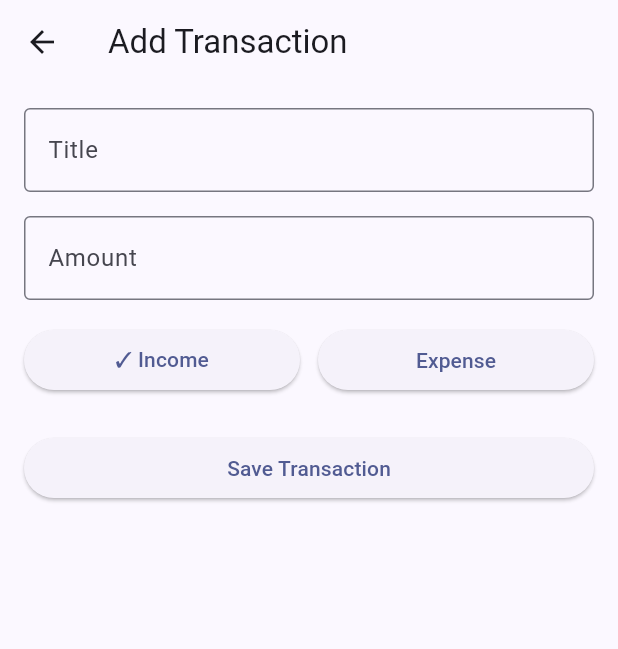
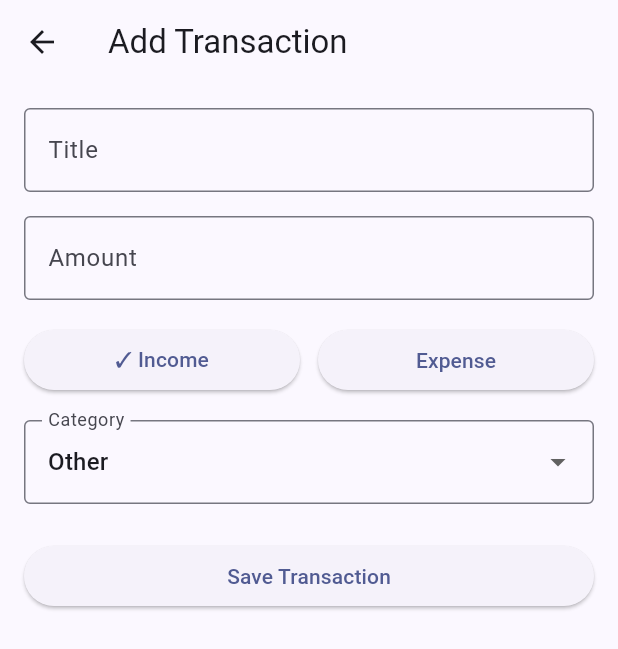
Before and after one commit to cansugedik/pocket_plan, a Flutter app: the screen it shows after launch, after a tap on the "add" icon, on a phone screen of 412 x 824 dp. Shown: the top 649 px of the screen. Run offline on Flutter 3.47's test engine with Material 3 defaults, Android fonts, the phone set to English and light mode, and no system bars; our stand-ins replace shared_preferences.

Commit message:
Add selectable income and expense categories

```diff
--- a/lib/screens/add_transaction_page.dart
+++ b/lib/screens/add_transaction_page.dart
@@ -1,4 +1,3 @@
-
 import 'package:flutter/material.dart';
 
 import '../model/transaction.dart';
@@ -6,20 +5,46 @@ import '../model/transaction.dart';
 class AddTransactionPage extends StatefulWidget {
   final Transaction? transaction;
 
-  const AddTransactionPage({
-    super.key,
-    this.transaction,
-  });
+  const AddTransactionPage({super.key, this.transaction});
 
   @override
-  State<AddTransactionPage> createState() =>
-      _AddTransactionPageState();
+  State<AddTransactionPage> createState() => _AddTransactionPageState();
 }
 
-class _AddTransactionPageState
-    extends State<AddTransactionPage> {
+class _AddTransactionPageState extends State<AddTransactionPage> {
+  static const incomeCategories = ['Salary', 'Freelance', 'Gift', 'Other'];
+  static const expenseCategories = [
+    'Food',
+    'Shopping',
+    'Transport',
+    'Bills',
+    'Health',
+    'Entertainment',
+    'Other',
+  ];
 
   bool isIncome = true;
+  String selectedCategory = 'Other';
+
+  List<String> get categories {
+    final options = isIncome ? incomeCategories : expenseCategories;
+    final original = widget.transaction;
+    if (original != null &&
+        original.isIncome == isIncome &&
+        !options.contains(original.category)) {
+      return [...options, original.category];
+    }
+    return options;
+  }
+
+  void changeType(bool value) {
+    setState(() {
+      isIncome = value;
+      if (!categories.contains(selectedCategory)) {
+        selectedCategory = 'Other';
+      }
+    });
+  }
 
   final titleController = TextEditingController();
   final amountController = TextEditingController();
@@ -32,9 +57,9 @@ class _AddTransactionPageState
 
     if (transaction != null) {
       titleController.text = transaction.title;
-      amountController.text =
-          transaction.amount.toString();
+      amountController.text = transaction.amount.toString();
       isIncome = transaction.isIncome;
+      selectedCategory = transaction.category;
     }
   }
 
@@ -51,16 +76,12 @@ class _AddTransactionPageState
 
     return Scaffold(
       appBar: AppBar(
-        title: Text(
-          isEditing
-              ? 'Edit Transaction'
-              : 'Add Transaction',
-        ),
+        title: Text(isEditing ? 'Edit Transaction' : 'Add Transaction'),
       ),
 
       body: Padding(
         padding: const EdgeInsets.all(16),
-        child: Column(
+        child: ListView(
           children: [
             TextField(
               controller: titleController,
@@ -74,8 +95,7 @@ class _AddTransactionPageState
 
             TextField(
               controller: amountController,
-              keyboardType:
-                  const TextInputType.numberWithOptions(
+              keyboardType: const TextInputType.numberWithOptions(
                 decimal: true,
               ),
               decoration: const InputDecoration(
@@ -91,13 +111,9 @@ class _AddTransactionPageState
                 Expanded(
                   child: ElevatedButton(
                     onPressed: () {
-                      setState(() {
-                        isIncome = true;
-                      });
+                      changeType(true);
                     },
-                    child: Text(
-                      isIncome ? '✓ Income' : 'Income',
-                    ),
+                    child: Text(isIncome ? '✓ Income' : 'Income'),
                   ),
                 ),
 
@@ -106,18 +122,36 @@ class _AddTransactionPageState
                 Expanded(
                   child: ElevatedButton(
                     onPressed: () {
-                      setState(() {
-                        isIncome = false;
-                      });
+                      changeType(false);
                     },
-                    child: Text(
-                      !isIncome
-                          ? '✓ Expense'
-                          : 'Expense',
-                    ),
+                    child: Text(!isIncome ? '✓ Expense' : 'Expense'),
                   ),
                 ),
               ],
+            ),
+
+            const SizedBox(height: 16),
+
+            DropdownButtonFormField<String>(
+              key: ValueKey(isIncome),
+              initialValue: selectedCategory,
+              decoration: const InputDecoration(
+                labelText: 'Category',
+                border: OutlineInputBorder(),
+              ),
+              items: categories
+                  .map(
+                    (category) => DropdownMenuItem(
+                      value: category,
+                      child: Text(category),
+                    ),
+                  )
+                  .toList(),
+              onChanged: (value) {
+                if (value != null) {
+                  setState(() => selectedCategory = value);
+                }
+              },
             ),
 
             const SizedBox(height: 24),
@@ -126,25 +160,19 @@ class _AddTransactionPageState
               width: double.infinity,
               child: ElevatedButton(
                 onPressed: () {
-                  final title =
-                      titleController.text.trim();
+                  final title = titleController.text.trim();
 
                   final amount = double.tryParse(
-                    amountController.text
-                        .trim()
-                        .replaceAll(',', '.'),
+                    amountController.text.trim().replaceAll(',', '.'),
                   );
 
                   if (title.isEmpty ||
                       amount == null ||
                       !amount.isFinite ||
                       amount <= 0) {
-                    ScaffoldMessenger.of(context)
-                        .showSnackBar(
+                    ScaffoldMessenger.of(context).showSnackBar(
                       const SnackBar(
-                        content: Text(
-                          'Please enter a valid title and amount.',
-                        ),
+                        content: Text('Please enter a valid title and amount.'),
                       ),
                     );
                     return;
@@ -154,12 +182,11 @@ class _AddTransactionPageState
                     'title': title,
                     'amount': amount,
                     'isIncome': isIncome,
+                    'category': selectedCategory,
                   });
                 },
                 child: Text(
-                  isEditing
-                      ? 'Update Transaction'
-                      : 'Save Transaction',
+                  isEditing ? 'Update Transaction' : 'Save Transaction',
                 ),
               ),
             ),
--- a/lib/screens/home_page.dart
+++ b/lib/screens/home_page.dart
@@ -191,9 +191,7 @@ class _HomePageState extends State<HomePage> {
                             setState(() {
                               transactions[index] = Transaction(
                                 title: result['title'],
-                                category: result['isIncome']
-                                    ? 'Income'
-                                    : 'Expense',
+                                category: result['category'],
                                 amount: result['amount'],
                                 icon: result['isIncome']
                                     ? Icons.account_balance_wallet
@@ -207,7 +205,7 @@ class _HomePageState extends State<HomePage> {
                             if (!mounted) return;
 
                             if (!saved) {
-                              ScaffoldMessenger.of(context).showSnackBar(
+                              ScaffoldMessenger.of(this.context).showSnackBar(
                                 const SnackBar(
                                   content: Text(
                                     'Transaction could not be saved.',
@@ -248,7 +246,7 @@ class _HomePageState extends State<HomePage> {
                     0,
                     Transaction(
                       title: result['title'],
-                      category: result['isIncome'] ? 'Income' : 'Expense',
+                      category: result['category'],
                       amount: result['amount'],
                       icon: result['isIncome']
                           ? Icons.account_balance_wallet
@@ -263,7 +261,7 @@ class _HomePageState extends State<HomePage> {
                 if (!mounted) return;
 
                 if (!saved) {
-                  ScaffoldMessenger.of(context).showSnackBar(
+                  ScaffoldMessenger.of(this.context).showSnackBar(
                     const SnackBar(
                       content: Text('Transaction could not be saved.'),
                     ),
```
Also changed, not shown: 1 other file.
